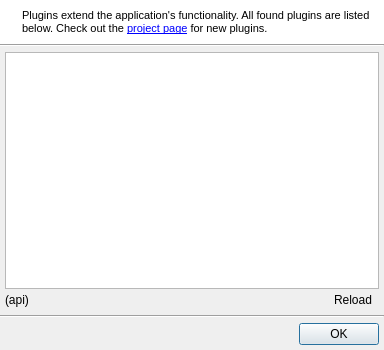
Above: src/plugins/QUPluginDialog.ui from UltraStar-Deluxe/UltraStar-Manager before the change. Below: the same form after it.
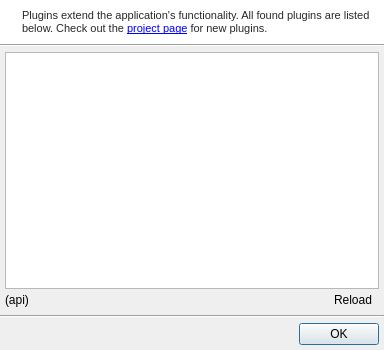
That is the form after the change. Icons and pictures are not drawn.

Commit message: Adjusted colors of widgets to be usable in OS dark mode.

Diff of the .ui file:
```diff
--- a/src/plugins/QUPluginDialog.ui
+++ b/src/plugins/QUPluginDialog.ui
@@ -38,6 +38,15 @@
      <property name="palette">
       <palette>
        <active>
+        <colorrole role="WindowText">
+         <brush brushstyle="SolidPattern">
+          <color alpha="216">
+           <red>0</red>
+           <green>0</green>
+           <blue>0</blue>
+          </color>
+         </brush>
+        </colorrole>
         <colorrole role="Base">
          <brush brushstyle="SolidPattern">
           <color alpha="255">
@@ -58,6 +67,15 @@
         </colorrole>
        </active>
        <inactive>
+        <colorrole role="WindowText">
+         <brush brushstyle="SolidPattern">
+          <color alpha="216">
+           <red>0</red>
+           <green>0</green>
+           <blue>0</blue>
+          </color>
+         </brush>
+        </colorrole>
         <colorrole role="Base">
          <brush brushstyle="SolidPattern">
           <color alpha="255">
@@ -78,6 +96,15 @@
         </colorrole>
        </inactive>
        <disabled>
+        <colorrole role="WindowText">
+         <brush brushstyle="SolidPattern">
+          <color alpha="63">
+           <red>0</red>
+           <green>0</green>
+           <blue>0</blue>
+          </color>
+         </brush>
+        </colorrole>
         <colorrole role="Base">
          <brush brushstyle="SolidPattern">
           <color alpha="255">
```
The commit also changes 16 other files.
